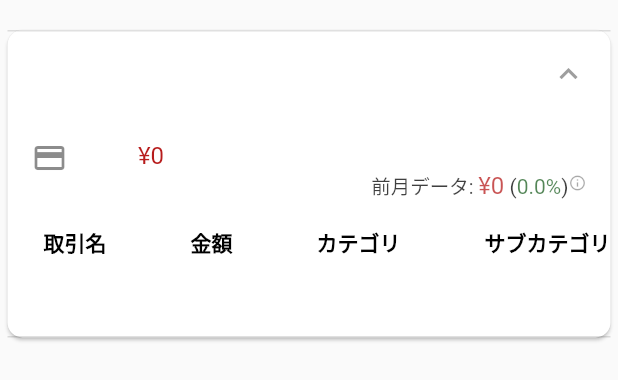
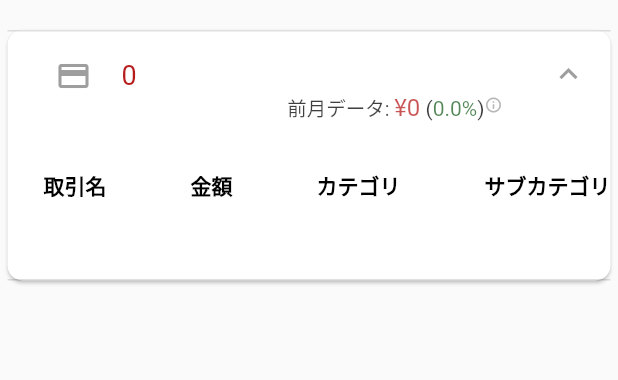
Before and after one commit to yusuke-rakus/MoneyHook-mobile, a Flutter app: the PaymentGroupCard widget shown alone on an empty page, opened directly with empty values, on a phone screen of 412 x 824 dp. Shown: the top 380 px of the screen. Run offline on Flutter 3.47's test engine with Material 3 defaults, Android fonts, the phone set to English and light mode, and no system bars; our stand-ins replace dio, firebase_auth, firebase_core, firebase_remote_config, fl_chart, google_fonts and 5 more; missing offline and left inert: localstore, switcher; accounts and stored records are empty; generated files the repository leaves out were written again; network calls fail.

Commit message:
支払い方法画面の表示修正

```diff
--- a/lib/src/screens/paymentGroup.dart
+++ b/lib/src/screens/paymentGroup.dart
@@ -164,33 +164,14 @@ class _PaymentGroupCardState extends State<PaymentGroupCard> {
   Widget build(BuildContext context) {
     Payment payment = widget.payment;
 
-    String lastMonthSum = payment.lastMonthSum != null
-        ? TransactionClass.formatNum(payment.lastMonthSum!.abs())
-        : '';
-
     return Card(
       margin: const EdgeInsets.only(top: 20.0, left: 5.0, right: 5.0),
-      shape: RoundedRectangleBorder(
-        borderRadius: BorderRadius.circular(10),
-      ),
+      shape: RoundedRectangleBorder(borderRadius: BorderRadius.circular(10)),
       child: ExpansionTile(
-        title: !showTitle
-            ? Padding(
-                padding: const EdgeInsets.all(10.0),
-                child: Row(
-                  children: [
-                    const Icon(Icons.credit_card_outlined),
-                    const SizedBox(width: 10),
-                    Text(payment.paymentName),
-                    const SizedBox(width: 10),
-                    Text(
-                        TransactionClass.formatNum(payment.paymentAmount.abs()),
-                        style: const TextStyle(
-                            fontSize: 16, color: Color(0xFFB71C1C)))
-                  ],
-                ),
-              )
-            : const SizedBox(),
+        title: ListTile(
+          title: _titleText(payment.paymentName, payment.paymentAmount),
+          subtitle: _subTitleText(payment.lastMonthSum, payment.monthOverMonth),
+        ),
         initiallyExpanded: showTitle,
         textColor: Colors.black,
         iconColor: Colors.grey,
@@ -198,66 +179,8 @@ class _PaymentGroupCardState extends State<PaymentGroupCard> {
           setState(() => showTitle = isOpen);
         },
         children: [
-          ListTile(
-            leading: const Icon(Icons.credit_card_outlined),
-            title: Row(
-              children: [
-                Text(payment.paymentName, style: const TextStyle(fontSize: 18)),
-                const SizedBox(width: 15),
-                Text(
-                    '¥${TransactionClass.formatNum(payment.paymentAmount.abs())}',
-                    style:
-                        const TextStyle(fontSize: 16, color: Color(0xFFB71C1C)))
-              ],
-            ),
-            subtitle: payment.lastMonthSum != null &&
-                    payment.monthOverMonth != null
-                ? Row(
-                    children: [
-                      const Expanded(child: SizedBox()),
-                      Tooltip(
-                        message: '前月合計(前月比)',
-                        child: Opacity(
-                          opacity: 0.75,
-                          child: RichText(
-                            text: TextSpan(
-                                style: const TextStyle(color: Colors.black),
-                                children: [
-                                  const TextSpan(
-                                      text: '前月データ: ',
-                                      style: TextStyle(fontSize: 13)),
-                                  TextSpan(
-                                      text: '¥$lastMonthSum',
-                                      style: const TextStyle(
-                                          fontSize: 16,
-                                          color: Color(0xFFB71C1C))),
-                                  const TextSpan(text: ' ('),
-                                  TextSpan(
-                                    text:
-                                        '${payment.monthOverMonth.toString()}%',
-                                    style: TextStyle(
-                                        fontSize: 14,
-                                        color: payment.monthOverMonth! <= 0.0
-                                            ? const Color(0xFF1B5E20)
-                                            : const Color(0xFFB71C1C)),
-                                  ),
-                                  const TextSpan(text: ')'),
-                                  const WidgetSpan(
-                                      alignment: PlaceholderAlignment.top,
-                                      child: Icon(
-                                        Icons.info_outline,
-                                        size: 12,
-                                      )),
-                                ]),
-                          ),
-                        ),
-                      ),
-                    ],
-                  )
-                : const SizedBox(),
-          ),
           Padding(
-            padding: const EdgeInsets.only(bottom: 50.0),
+            padding: const EdgeInsets.only(top: 10, bottom: 50.0),
             child: SingleChildScrollView(
               scrollDirection: Axis.horizontal,
               child: DataTable(
@@ -306,6 +229,70 @@ class _PaymentGroupCardState extends State<PaymentGroupCard> {
     );
   }
 
+  Widget _titleText(String paymentName, int paymentAmount) {
+    return RichText(
+      text: TextSpan(
+          style: const TextStyle(color: Colors.black, fontSize: 18),
+          children: [
+            const WidgetSpan(
+              child: Icon(Icons.credit_card_outlined),
+              alignment: PlaceholderAlignment.middle,
+            ),
+            const WidgetSpan(child: SizedBox(width: 10.0)),
+            TextSpan(text: paymentName),
+            const WidgetSpan(child: SizedBox(width: 10.0)),
+            TextSpan(
+                text: TransactionClass.formatNum(paymentAmount.abs()),
+                style: const TextStyle(color: Color(0xFFB71C1C)))
+          ]),
+    );
+  }
+
+  Widget _subTitleText(int? lastMonthSum, double? monthOverMonth) {
+    return lastMonthSum != null && monthOverMonth != null
+        ? Row(
+            children: [
+              const Expanded(child: SizedBox()),
+              Tooltip(
+                message: '前月合計(前月比)',
+                child: Opacity(
+                  opacity: 0.75,
+                  child: RichText(
+                    text: TextSpan(
+                        style: const TextStyle(color: Colors.black),
+                        children: [
+                          const TextSpan(
+                              text: '前月データ: ', style: TextStyle(fontSize: 13)),
+                          TextSpan(
+                              text:
+                                  '¥${TransactionClass.formatNum(lastMonthSum.abs())}',
+                              style: const TextStyle(
+                                  fontSize: 16, color: Color(0xFFB71C1C))),
+                          const TextSpan(text: ' ('),
+                          TextSpan(
+                            text: '${monthOverMonth.toString()}%',
+                            style: TextStyle(
+                                fontSize: 14,
+                                color: monthOverMonth <= 0.0
+                                    ? const Color(0xFF1B5E20)
+                                    : const Color(0xFFB71C1C)),
+                          ),
+                          const TextSpan(text: ')'),
+                          const WidgetSpan(
+                              alignment: PlaceholderAlignment.top,
+                              child: Icon(
+                                Icons.info_outline,
+                                size: 12,
+                              )),
+                        ]),
+                  ),
+                ),
+              ),
+            ],
+          )
+        : const SizedBox();
+  }
+
   Widget _tableText(String value,
       {bool fixedFlg = false, bool isBold = false}) {
     return Text(
```
